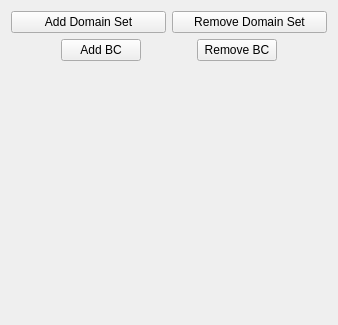
Kitware/SMTK, file smtk/Qt/qtModelPanel.ui: the form before one commit.
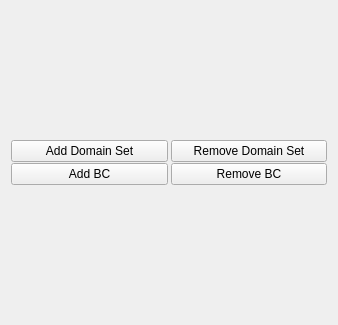
The form after the commit.

Commit message: Minor UI layout change for model tree panel

Patch:
```diff
--- a/smtk/Qt/qtModelPanel.ui
+++ b/smtk/Qt/qtModelPanel.ui
@@ -14,33 +14,47 @@
    <string>Form</string>
   </property>
   <layout class="QVBoxLayout" name="verticalLayout">
+   <property name="spacing">
+    <number>3</number>
+   </property>
    <item>
     <layout class="QVBoxLayout" name="treeviewLayout"/>
    </item>
    <item>
-    <layout class="QHBoxLayout" name="DomainButtonLayout">
-     <item>
+    <layout class="QGridLayout" name="gridLayout">
+     <property name="verticalSpacing">
+      <number>1</number>
+     </property>
+     <item row="0" column="0">
       <widget class="QPushButton" name="AddDomainset">
+       <property name="sizePolicy">
+        <sizepolicy hsizetype="Preferred" vsizetype="Fixed">
+         <horstretch>0</horstretch>
+         <verstretch>0</verstretch>
+        </sizepolicy>
+       </property>
        <property name="text">
         <string>Add Domain Set</string>
        </property>
       </widget>
      </item>
-     <item>
+     <item row="0" column="1">
       <widget class="QPushButton" name="RemoveDomainset">
+       <property name="sizePolicy">
+        <sizepolicy hsizetype="Preferred" vsizetype="Fixed">
+         <horstretch>0</horstretch>
+         <verstretch>0</verstretch>
+        </sizepolicy>
+       </property>
        <property name="text">
         <string>Remove Domain Set</string>
        </property>
       </widget>
      </item>
-    </layout>
-   </item>
-   <item>
-    <layout class="QHBoxLayout" name="BCButtonLayout">
-     <item>
+     <item row="1" column="0">
       <widget class="QPushButton" name="AddBC">
        <property name="sizePolicy">
-        <sizepolicy hsizetype="Fixed" vsizetype="Fixed">
+        <sizepolicy hsizetype="Preferred" vsizetype="Fixed">
          <horstretch>0</horstretch>
          <verstretch>0</verstretch>
         </sizepolicy>
@@ -50,10 +64,10 @@
        </property>
       </widget>
      </item>
-     <item>
+     <item row="1" column="1">
       <widget class="QPushButton" name="RemoveBC">
        <property name="sizePolicy">
-        <sizepolicy hsizetype="Fixed" vsizetype="Fixed">
+        <sizepolicy hsizetype="Preferred" vsizetype="Fixed">
          <horstretch>0</horstretch>
          <verstretch>0</verstretch>
         </sizepolicy>
@@ -65,19 +79,6 @@
      </item>
     </layout>
    </item>
-   <item>
-    <spacer name="verticalSpacer">
-     <property name="orientation">
-      <enum>Qt::Vertical</enum>
-     </property>
-     <property name="sizeHint" stdset="0">
-      <size>
-       <width>20</width>
-       <height>202</height>
-      </size>
-     </property>
-    </spacer>
-   </item>
   </layout>
  </widget>
  <resources/>
```
